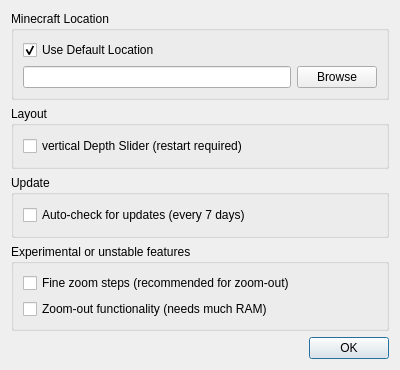
The window that settings.ui (cre4ture/minutor-1) describes before a commit, drawn with Qt 5.
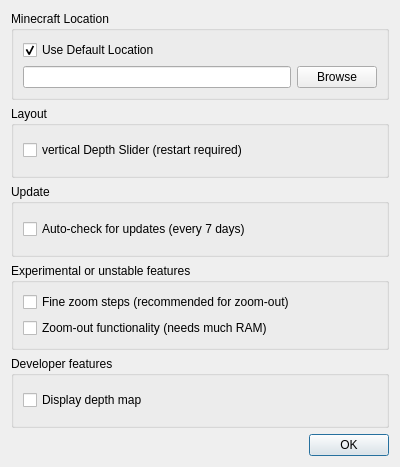
The same window after the commit.

What changed in the file:
```diff
--- a/settings.ui
+++ b/settings.ui
@@ -7,7 +7,7 @@
     <x>0</x>
     <y>0</y>
     <width>400</width>
-    <height>370</height>
+    <height>467</height>
    </rect>
   </property>
   <property name="windowTitle">
@@ -108,6 +108,22 @@
        </layout>
       </widget>
      </item>
+     <item>
+      <widget class="QGroupBox" name="groupBox_developer">
+       <property name="title">
+        <string>Developer features</string>
+       </property>
+       <layout class="QVBoxLayout" name="verticalLayout_6">
+        <item>
+         <widget class="QCheckBox" name="checkBox_display_depth_map">
+          <property name="text">
+           <string>Display depth map</string>
+          </property>
+         </widget>
+        </item>
+       </layout>
+      </widget>
+     </item>
      <item>
       <widget class="QDialogButtonBox" name="buttonBox">
        <property name="orientation">
```
